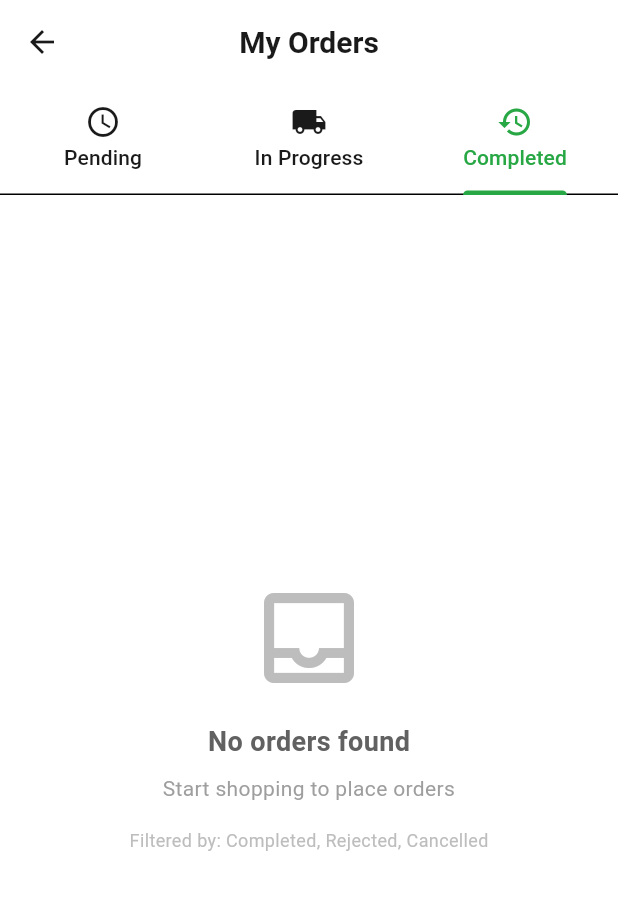
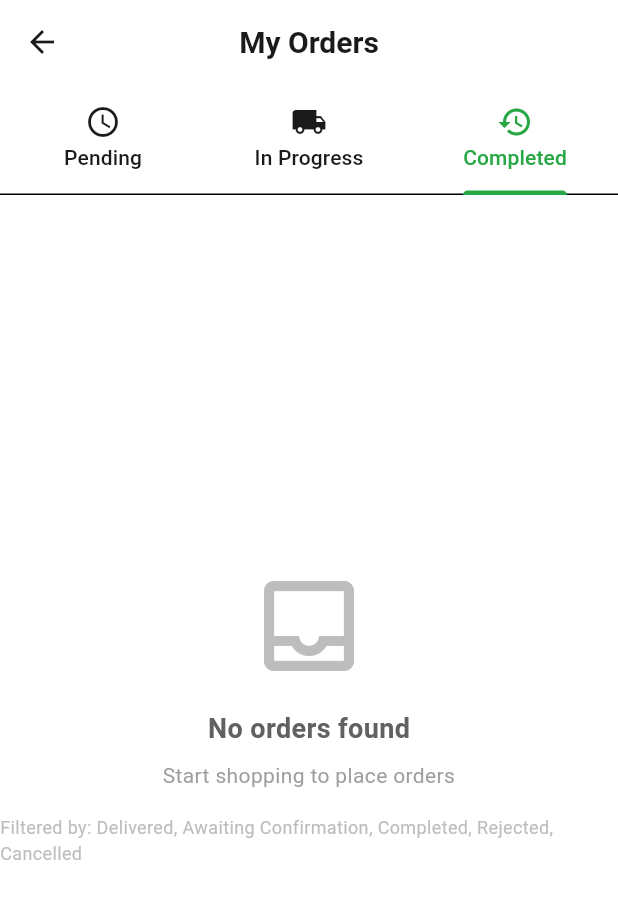
Before and after one commit to DrakeNamanya/sayekataleapp, a Flutter app: the SMEOrdersScreen screen opened directly, tab 3 chosen, on a phone screen of 412 x 824 dp. Shown: the top 899 px of the screen. Run offline on Flutter 3.47's test engine with Material 3 defaults, Android fonts, the phone set to English and light mode, and no system bars; our stand-ins replace cached_network_image, carousel_slider, cloud_firestore, csv, dots_indicator, firebase_auth and 10 more; missing offline and left inert: dart:html; accounts and stored records are empty.

Commit message:
Fix completed orders visibility and make National ID photo optional
ISSUE 1: SME user cannot see completed orders
----------------------------------------------
PROBLEM:
- Drake Namanya (SHG) delivered product to rukundo sme (SME)
- Order status changed to 'delivered'
- SME user's 'Completed' tab only showed orders with status 'completed'
- Delivered orders not visible in completed tab

ROOT CAUSE:
- Order has status: OrderStatus.delivered (legacy status)
- SME completed orders filter only included: completed, rejected, cancelled
- Did not include: delivered, deliveredPendingConfirmation

FIX APPLIED:
- Updated SME orders screen completed tab filter
- Added OrderStatus.delivered to completed tab
- Added OrderStatus.deliveredPendingConfirmation to completed tab
- File: lib/screens/sme/sme_orders_screen.dart line 71-76

ISSUE 2: Cannot add GPS location without National ID photo
-----------------------------------------------------------
PROBLEM:
- Users cannot upload National ID photo in edit profile
- GPS location blocked by National ID photo requirement
- Delivery tracking cannot work without GPS

ROOT CAUSE:
- National ID photo was mandatory field in edit profile validation
- Prevented users from adding GPS coordinates

FIX APPLIED:
- Made National ID photo optional during development
- Users can now add GPS location without uploading ID photo
- Files updated:
  * lib/screens/sme/sme_edit_profile_screen.dart
  * lib/screens/shg/shg_edit_profile_screen.dart

VERIFICATION:
✅ SME users can now see delivered orders in Completed tab
✅ Users can add GPS location without National ID photo
✅ Delivery tracking can now work properly

IMPACT:
- SME users see order history including delivered orders
- All users can add GPS coordinates for delivery tracking
- Development can continue without ID photo upload issues
- Delivery tracking feature will work once GPS added

```diff
--- a/lib/screens/sme/sme_orders_screen.dart
+++ b/lib/screens/sme/sme_orders_screen.dart
@@ -69,6 +69,8 @@ class _SMEOrdersScreenState extends State<SMEOrdersScreen> with SingleTickerProv
             app_order.OrderStatus.inTransit,
           ]),
           _buildOrdersList(buyerId, [
+            app_order.OrderStatus.delivered, // ✅ Include delivered orders
+            app_order.OrderStatus.deliveredPendingConfirmation, // ✅ Include pending confirmation
             app_order.OrderStatus.completed,
             app_order.OrderStatus.rejected,
             app_order.OrderStatus.cancelled,
```
Also changed, not shown: lib/screens/shg/shg_edit_profile_screen.dart (+11 -9 lines), lib/screens/sme/sme_edit_profile_screen.dart (+11 -9 lines).
